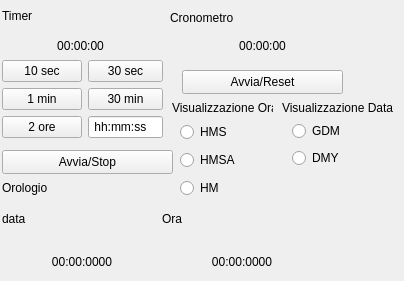
Above: mainpage.ui from ibamba01/Laboratorio-di-programmazione-qt before the change. Below: the same form after it.
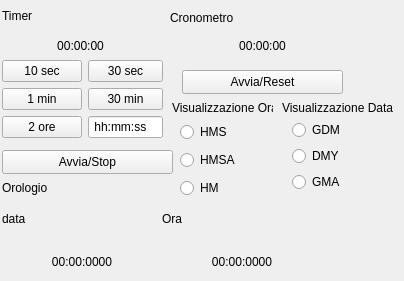
That is the form after the change.

Commit message: aggiunto un nuovo modo di visualizzazione della data

```diff
--- a/mainpage.ui
+++ b/mainpage.ui
@@ -144,8 +144,8 @@
     <rect>
      <x>292</x>
      <y>120</y>
-     <width>56</width>
-     <height>51</height>
+     <width>94</width>
+     <height>74</height>
     </rect>
    </property>
    <layout class="QVBoxLayout" name="verticalLayout_2">
@@ -163,6 +163,13 @@
       </property>
      </widget>
     </item>
+    <item>
+     <widget class="QRadioButton" name="RadioData3">
+      <property name="text">
+       <string>GMA</string>
+      </property>
+     </widget>
+    </item>
    </layout>
   </widget>
   <widget class="QLabel" name="DataVisLabel">
```
The commit also changes 15 other files.
